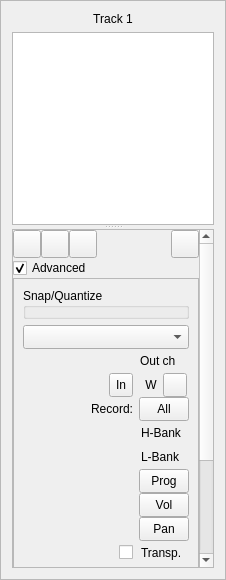
This is oom/widgets/mtrackinfobase.ui in ccherrett/oom as Qt 5 draws it before an edit. The edited form follows.
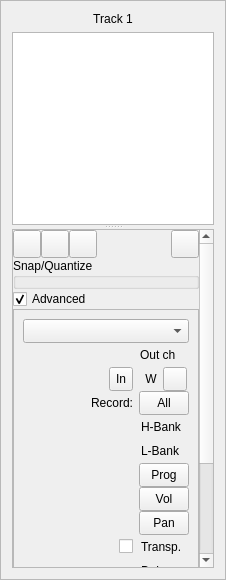
This is the edited form. Custom widgets are drawn as their Qt base class.

Commit message: Moved Snap/Quantize out of advanced

The edit to the form file:
```diff
--- a/oom/widgets/mtrackinfobase.ui
+++ b/oom/widgets/mtrackinfobase.ui
@@ -273,6 +273,28 @@
             </item>
            </layout>
           </item>
+          <item>
+           <widget class="QGroupBox" name="groupBox">
+            <property name="title">
+             <string>Snap/Quantize</string>
+            </property>
+            <layout class="QVBoxLayout" name="verticalLayout_4">
+             <property name="spacing">
+              <number>0</number>
+             </property>
+             <property name="margin">
+              <number>0</number>
+             </property>
+             <item>
+              <layout class="QVBoxLayout" name="controlsBox">
+               <property name="spacing">
+                <number>0</number>
+               </property>
+              </layout>
+             </item>
+            </layout>
+           </widget>
+          </item>
           <item>
            <layout class="QHBoxLayout" name="horizontalLayout_3">
             <property name="topMargin">
@@ -327,28 +349,6 @@
              <enum>QFrame::Raised</enum>
             </property>
             <layout class="QVBoxLayout" name="verticalLayout_3">
-             <item>
-              <widget class="QGroupBox" name="groupBox">
-               <property name="title">
-                <string>Snap/Quantize</string>
-               </property>
-               <layout class="QVBoxLayout" name="verticalLayout_4">
-                <property name="spacing">
-                 <number>0</number>
-                </property>
-                <property name="margin">
-                 <number>0</number>
-                </property>
-                <item>
-                 <layout class="QVBoxLayout" name="controlsBox">
-                  <property name="spacing">
-                   <number>0</number>
-                  </property>
-                 </layout>
-                </item>
-               </layout>
-              </widget>
-             </item>
              <item>
               <layout class="QGridLayout" name="advGrid" rowstretch="0,0,0,0,0,0,0,0,0,0,0,0,0,0,0,0,0,0,0">
                <property name="sizeConstraint">
```
The commit also changes 5 other files.
